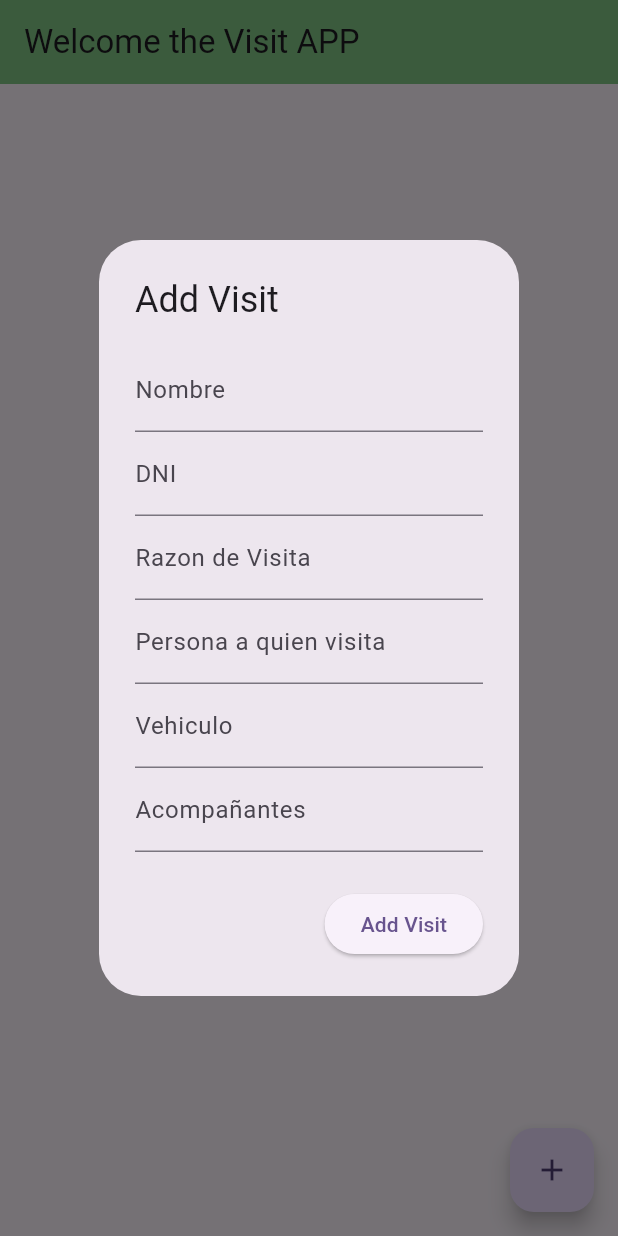
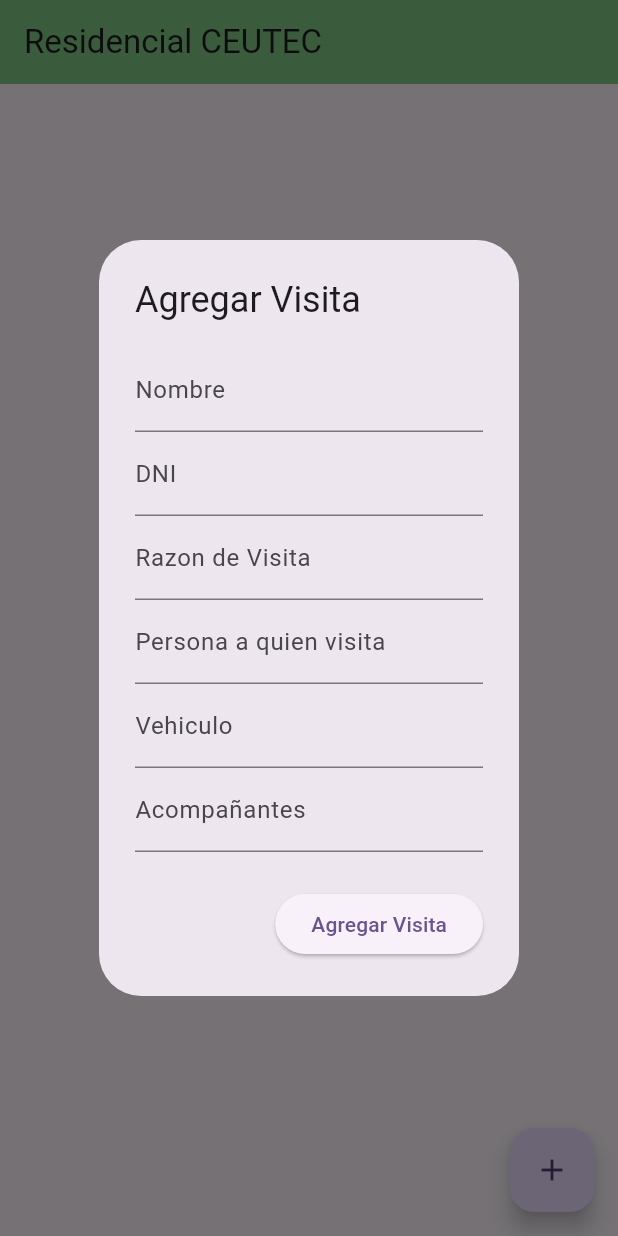
Before and after one commit to bmurcia/flutter-crud-visittor, a Flutter app: the screen it shows after launch, after a tap on the "add" icon, on a phone screen of 412 x 824 dp. Run offline on Flutter 3.47's test engine with Material 3 defaults, Android fonts, the phone set to English and light mode, and no system bars; our stand-ins replace cloud_firestore, firebase_core, go_router, google_fonts; accounts and stored records are empty.

Commit message:
mejora de textos

```diff
--- a/lib/presentation/screen/home/home_screen.dart
+++ b/lib/presentation/screen/home/home_screen.dart
@@ -50,7 +50,7 @@ class _HomePageState extends State<HomePage> {
       context: context,
       builder: (context) {
         return AlertDialog(
-          title: Text(docId == null ? 'Add Visit' : 'Edit Visit'),
+          title: Text(docId == null ? 'Agregar Visita' : 'Editar Visita'),
 
           content: SingleChildScrollView(
             child: Column(
@@ -117,7 +117,7 @@ class _HomePageState extends State<HomePage> {
               },
 
 
-              child: Text(docId == null ? 'Add Visit' : 'Edit Visit'),
+              child: Text(docId == null ? 'Agregar Visita' : 'Editar Visita'),
             )
           ],
         );
@@ -129,7 +129,7 @@ class _HomePageState extends State<HomePage> {
   Widget build(BuildContext context) {
     return Scaffold(
       appBar: AppBar(
-        title: const Text('Welcome the Visit APP'),
+        title: const Text('Residencial CEUTEC'),
         backgroundColor: Colors.green[300]
       ),
       floatingActionButton: FloatingActionButton(
```
